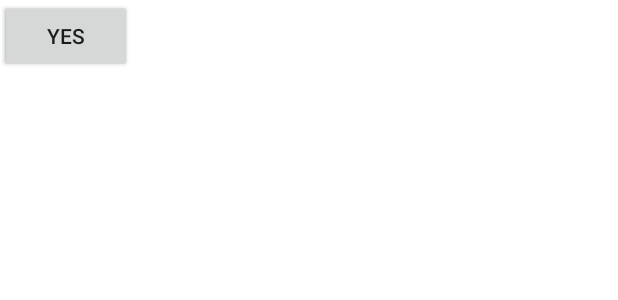
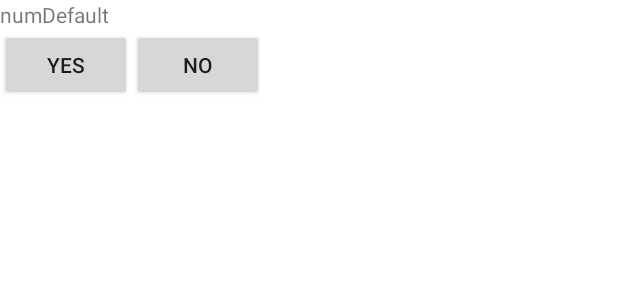
Before and after one commit to Raccoon15834/WordSwiper, an Android app: the layout frag.xml on its own in the app's theme, with its tools: preview values and no code run, on a phone screen of 412 x 824 dp. Shown: the top 300 px of the screen. Run offline under Robolectric (Android 15) with nearby library versions, the light colour scheme and no system bars.

```diff
--- a/app/src/main/res/layout/activity_main.xml
+++ b/app/src/main/res/layout/activity_main.xml
@@ -20,7 +20,7 @@
         app:layout_constraintRight_toRightOf="parent"
         app:layout_constraintTop_toTopOf="parent" />
     <androidx.viewpager2.widget.ViewPager2
-        android:layout_width="wrap_content"
+        android:layout_width="match_parent"
         android:layout_height="0dp"
         app:layout_constraintHeight_percent="0.70"
         android:id="@+id/swipeContainer"
--- a/app/src/main/res/layout/frag.xml
+++ b/app/src/main/res/layout/frag.xml
@@ -3,20 +3,29 @@
     android:layout_width="match_parent"
     android:layout_height="match_parent"
     xmlns:app="http://schemas.android.com/apk/res-auto">
+    <!--set array of words-->
+    <TextView
+        android:layout_width="wrap_content"
+        android:layout_height="wrap_content"
+        android:id="@+id/words"
+        app:layout_constraintLeft_toLeftOf="parent"
+        app:layout_constraintTop_toTopOf="parent"
+        android:layout_marginBottom="10dp"
+        android:text="numDefault"/>
     <androidx.appcompat.widget.AppCompatButton
         android:layout_width="wrap_content"
         android:layout_height="wrap_content"
         android:id="@+id/myBtn1"
         app:layout_constraintLeft_toLeftOf="parent"
-        app:layout_constraintTop_toTopOf="parent"
-        android:text="yes"/>
+        app:layout_constraintTop_toBottomOf="@id/words"
+        android:text="@string/yes"/>
 
     <androidx.appcompat.widget.AppCompatButton
         android:layout_width="wrap_content"
         android:layout_height="wrap_content"
         android:id="@+id/myBtn2"
-        app:layout_constraintLeft_toLeftOf="@id/myBtn1"
-        app:layout_constraintTop_toTopOf="parent"
-        android:text="yes"/>
+        app:layout_constraintLeft_toRightOf="@id/myBtn1"
+        app:layout_constraintTop_toBottomOf="@id/words"
+        android:text="@string/no"/>
 
 </androidx.constraintlayout.widget.ConstraintLayout>
--- a/app/src/main/res/values/strings.xml
+++ b/app/src/main/res/values/strings.xml
@@ -1,3 +1,5 @@
 <resources>
     <string name="app_name">WordSwiper</string>
+    <string name="no">no</string>
+    <string name="yes">yes</string>
 </resources>
```
Also changed, not shown: app/src/main/java/das/anusha/wordswiper/MainActivity.java (+5 -2 lines), app/src/main/java/das/anusha/wordswiper/MainFragment.java (+34 -2 lines).
